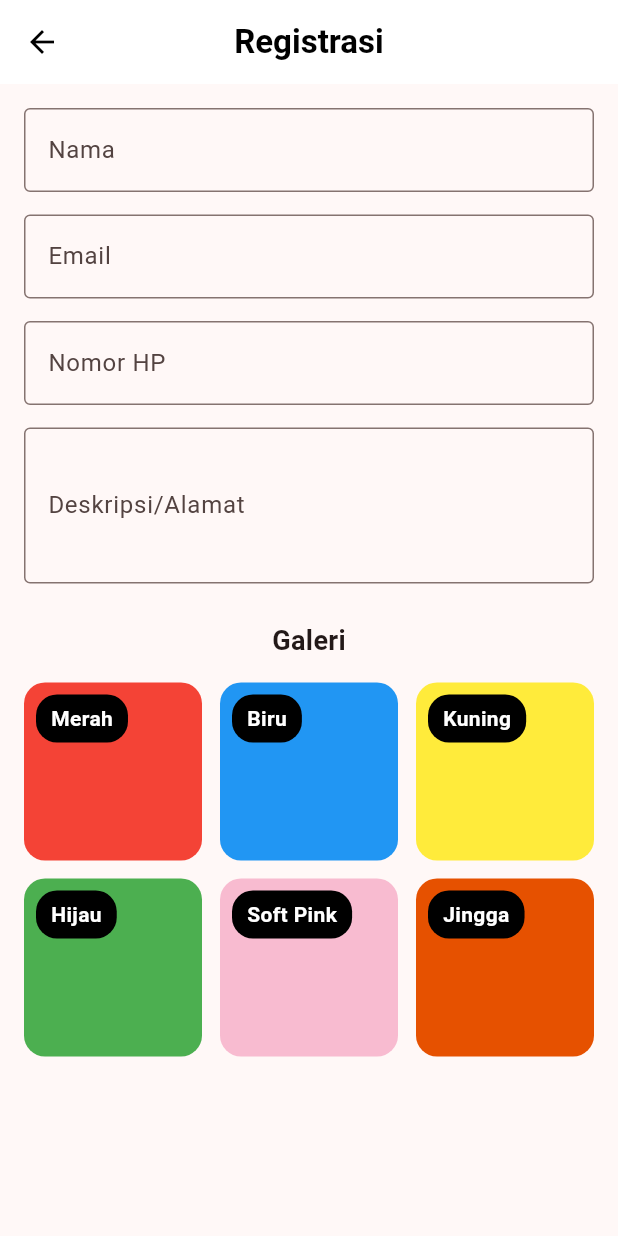
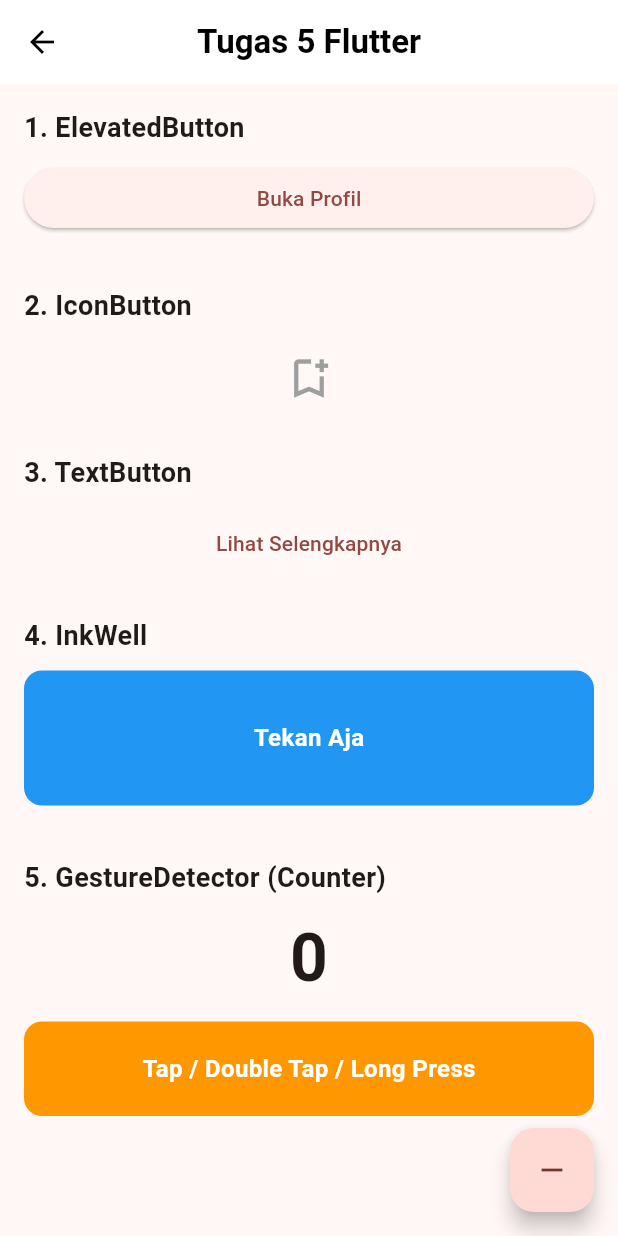
Before and after one commit to ErikKlaus/training_flutter, a Flutter app: the screen it shows after launch, on a phone screen of 412 x 824 dp. Run offline on Flutter 3.47's test engine with Material 3 defaults, Android fonts, the phone set to English and light mode, and no system bars.

Commit message:
Tugas 5 Flutter

```diff
--- a/lib/main.dart
+++ b/lib/main.dart
@@ -5,6 +5,7 @@ import 'package:training_flutter/tugas_1/tugas1.dart';
 import 'package:training_flutter/tugas_2/tugas2.dart';
 import 'package:training_flutter/tugas_3/tugas3.dart';
 import 'package:training_flutter/tugas_4/tugas4.dart';
+import 'package:training_flutter/tugas_5/tugas5.dart';
 
 void main() {
   runApp(const MyApp());
@@ -38,7 +39,7 @@ class MyApp extends StatelessWidget {
           seedColor: const Color.fromARGB(255, 179, 16, 16),
         ),
       ),
-      home: const Tugas3(),
+      home: const Tugas5(),
     );
   }
 }
--- /dev/null
+++ b/lib/tugas_5/tugas5.dart
@@ -0,0 +1,245 @@
+import 'package:flutter/material.dart';
+
+class Tugas5 extends StatefulWidget {
+  const Tugas5({super.key});
+
+  @override
+  State<Tugas5> createState() => _Tugas5State();
+}
+
+class _Tugas5State extends State<Tugas5> {
+  int hitung = 0;
+
+  bool showProfile = false;
+  bool showSukses = false;
+  bool lihatSelengkapnya = false;
+  bool showRahasia = false;
+
+  final String nama = "Erik Klaus";
+  final String email = "erik@gmail.com";
+
+  @override
+  Widget build(BuildContext context) {
+    return Scaffold(
+      appBar: AppBar(
+        backgroundColor: Colors.white,
+        centerTitle: true,
+        leading: IconButton(
+          icon: const Icon(Icons.arrow_back, color: Colors.black),
+          onPressed: () {
+            Navigator.pop(context);
+          },
+        ),
+        title: const Text(
+          "Tugas 5 Flutter",
+          style: TextStyle(color: Colors.black, fontWeight: FontWeight.w700),
+        ),
+      ),
+      floatingActionButton: FloatingActionButton(
+        onPressed: () {
+          setState(() {
+            hitung -= 1;
+          });
+        },
+        child: const Icon(Icons.remove),
+      ),
+      body: SingleChildScrollView(
+        padding: const EdgeInsets.all(16),
+        child: Column(
+          crossAxisAlignment: CrossAxisAlignment.stretch,
+          children: [
+            const Text(
+              "1. ElevatedButton",
+              style: TextStyle(fontSize: 18, fontWeight: FontWeight.bold),
+            ),
+            const SizedBox(height: 10),
+            ElevatedButton(
+              onPressed: () {
+                setState(() {
+                  showProfile = !showProfile;
+                });
+              },
+              child: Text(showProfile ? "Tutup Profil" : "Buka Profil"),
+            ),
+            const SizedBox(height: 10),
+            if (showProfile) ...[
+              const Text(
+                "Profil",
+                style: TextStyle(fontSize: 16, fontWeight: FontWeight.w700),
+              ),
+              const SizedBox(height: 10),
+              Card(
+                child: Column(
+                  children: [
+                    ListTile(
+                      leading: const Icon(Icons.person),
+                      title: const Text("Nama"),
+                      subtitle: Text(nama),
+                    ),
+                    const Divider(height: 0),
+                    ListTile(
+                      leading: const Icon(Icons.email),
+                      title: const Text("Email"),
+                      subtitle: Text(email),
+                    ),
+                  ],
+                ),
+              ),
+            ],
+            const SizedBox(height: 25),
+            const Text(
+              "2. IconButton",
+              style: TextStyle(fontSize: 18, fontWeight: FontWeight.bold),
+            ),
+            const SizedBox(height: 10),
+            Center(
+              child: IconButton(
+                iconSize: 34,
+                icon: Icon(
+                  showSukses ? Icons.bookmark : Icons.bookmark_add_outlined,
+                  color: showSukses
+                      ? const Color.fromARGB(255, 179, 27, 27)
+                      : Colors.grey,
+                ),
+                onPressed: () {
+                  setState(() {
+                    showSukses = !showSukses;
+                  });
+                },
+              ),
+            ),
+            if (showSukses) ...[
+              const Center(
+                child: Text("Tersimpan!", style: TextStyle(fontSize: 16)),
+              ),
+            ],
+            const SizedBox(height: 25),
+            const Text(
+              "3. TextButton",
+              style: TextStyle(fontSize: 18, fontWeight: FontWeight.bold),
+            ),
+            const SizedBox(height: 10),
+            TextButton(
+              onPressed: () {
+                setState(() {
+                  lihatSelengkapnya = !lihatSelengkapnya;
+                });
+              },
+              child: Text(lihatSelengkapnya ? "Tutup" : "Lihat Selengkapnya"),
+            ),
+            if (lihatSelengkapnya) ...[
+              const Text(
+                "Adapun 3 isi Supersemar adalah sebagai berikut:\n\n"
+                "1. Mengambil segala tindakan yang dianggap perlu untuk terdjaminnja keamanan dan ketenangan, serta kestabilan djalannja pemerintahan dan djalannja Revolusi, serta mendjamin keselamatan pribadi dan kewibawaan Pimpinan Presiden/Panglima Tertinggi/Pemimpin Besar Revolusi/Mandataris M.P.R.S.\n\n"
+                "2. Mengadakan koordinasi pelaksanaan perintah dengan Panglima-Panglima Angkatan Lain dengan sebaik-baiknja.\n\n"
+                "3. Supaja melaporkan segala sesuatu jang bersangkut paut dalam tugas dan tanggung-djawabnja seperti tersebut diatas.",
+                style: TextStyle(fontSize: 14),
+              ),
+            ],
+            const SizedBox(height: 25),
+            const Text(
+              "4. InkWell",
+              style: TextStyle(fontSize: 18, fontWeight: FontWeight.bold),
+            ),
+            const SizedBox(height: 10),
+            Material(
+              borderRadius: BorderRadius.circular(12),
+              child: InkWell(
+                borderRadius: BorderRadius.circular(12),
+                onTap: () {
+                  print("Kotak berhasil disentuh!");
+                  setState(() {
+                    showRahasia = !showRahasia;
+                  });
+                },
+                child: Container(
+                  padding: const EdgeInsets.all(16),
+                  width: double.infinity,
+                  height: 90,
+                  decoration: BoxDecoration(
+                    color: Colors.blue,
+                    borderRadius: BorderRadius.circular(12),
+                  ),
+                  child: const Center(
+                    child: Text(
+                      "Tekan Aja",
+                      style: TextStyle(
+                        color: Colors.white,
+                        fontWeight: FontWeight.w600,
+                        fontSize: 16,
+                      ),
+                    ),
+                  ),
+                ),
+              ),
+            ),
+            const SizedBox(height: 10),
+            if (showRahasia)
+              const Center(
+                child: Text(
+                  "Terkirim ke Debug Console",
+                  style: TextStyle(fontSize: 16, fontWeight: FontWeight.w600),
+                ),
+              ),
+            const SizedBox(height: 25),
+            const Text(
+              "5. GestureDetector (Counter)",
+              style: TextStyle(fontSize: 18, fontWeight: FontWeight.bold),
+            ),
+            const SizedBox(height: 10),
+            Center(
+              child: Text(
+                "$hitung",
+                style: const TextStyle(
+                  fontSize: 44,
+                  fontWeight: FontWeight.bold,
+                ),
+              ),
+            ),
+            const SizedBox(height: 10),
+            GestureDetector(
+              behavior: HitTestBehavior.opaque,
+              onTap: () {
+                print("Ditekan sekali");
+                setState(() {
+                  hitung += 1;
+                });
+              },
+              onDoubleTap: () {
+                print("Ditekan dua kali");
+                setState(() {
+                  hitung += 2;
+                });
+              },
+              onLongPress: () {
+                print("Tahan lama");
+                setState(() {
+                  hitung += 3;
+                });
+              },
+              child: Container(
+                width: double.infinity,
+                padding: const EdgeInsets.all(20),
+                decoration: BoxDecoration(
+                  color: Colors.orange,
+                  borderRadius: BorderRadius.circular(12),
+                ),
+                child: const Center(
+                  child: Text(
+                    "Tap / Double Tap / Long Press",
+                    style: TextStyle(
+                      color: Colors.white,
+                      fontSize: 16,
+                      fontWeight: FontWeight.w600,
+                    ),
+                  ),
+                ),
+              ),
+            ),
+            const SizedBox(height: 90),
+          ],
+        ),
+      ),
+    );
+  }
+}
```
Also changed, not shown: 1 other file.
